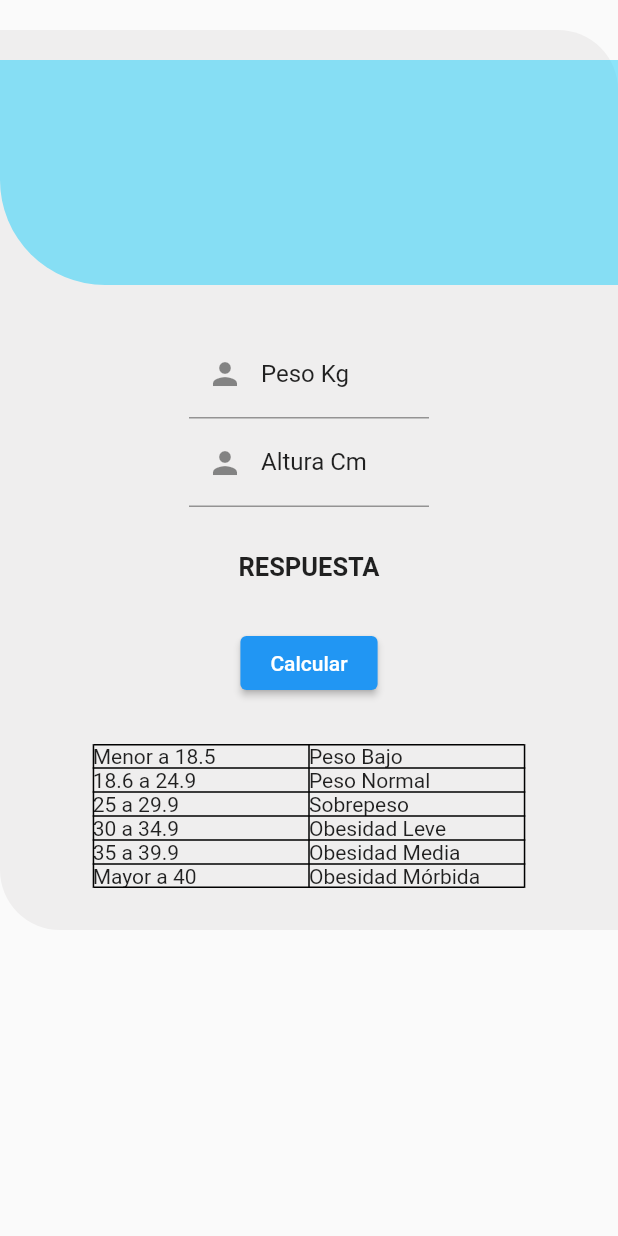
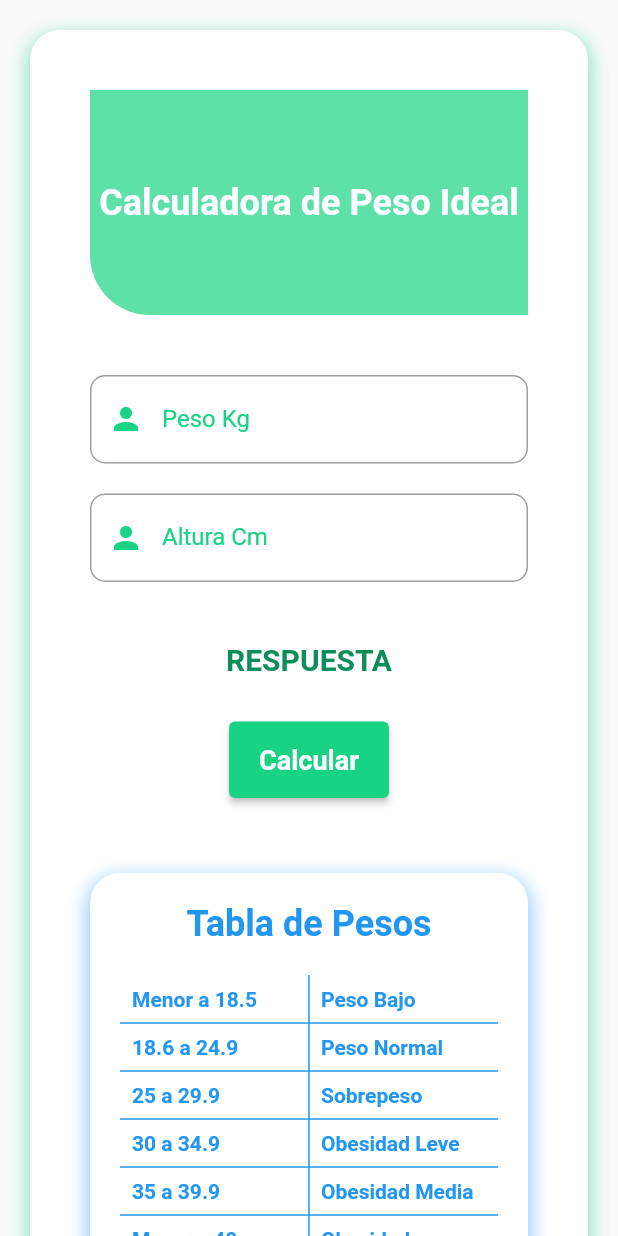
Before and after one commit to Chelo19/Practica_2_DisMov, a Flutter app: the screen it shows after launch, on a phone screen of 412 x 824 dp. Run offline on Flutter 3.47's test engine with Material 2 defaults, Android fonts, the phone set to English and light mode, and no system bars.

Commit message:
Diseño completo

```diff
--- a/lib/ui calculator/widgets/widgets_calculator.dart
+++ b/lib/ui calculator/widgets/widgets_calculator.dart
@@ -1,26 +1,27 @@
 import 'package:flutter/material.dart';
 
-class MyTextInput extends StatelessWidget{
+class MyTextInput extends StatelessWidget {
   MyTextInput({super.key, required this.inputController, required this.label});
 
   final TextEditingController inputController;
   final String label;
 
   @override
-  Widget build(BuildContext context){
-    return SizedBox(
+  Widget build(BuildContext context) {
+    return Container(
       width: 300,
-      child: Padding(
-        padding: const EdgeInsets.only(left: 70, right: 70),
+      margin: EdgeInsets.symmetric(horizontal: 20, vertical: 10),
       child: TextFormField(
         controller: inputController,
         keyboardType: TextInputType.number,
         decoration: InputDecoration(
-            border: const UnderlineInputBorder(),
-            prefixIcon: const Icon(Icons.person),
-            labelStyle: TextStyle(color: Colors.black87),
+          border: OutlineInputBorder(
+            borderSide: BorderSide(color: Colors.blue),
+            borderRadius: BorderRadius.circular(10),
+          ),
           labelText: label,
-          ),
+          labelStyle: TextStyle(color: Color.fromARGB(255, 25, 211, 133)),
+          prefixIcon: Icon(Icons.person, color: Color.fromARGB(255, 25, 211, 133)),
         ),
       ),
     );
@@ -30,15 +31,15 @@ class MyTextInput extends StatelessWidget{
 class MyText extends StatelessWidget {
   MyText({super.key, required this.text});
 
-  String text;
+  final String text;
 
   @override
   Widget build(BuildContext context) {
     return Text(
       text,
       style: TextStyle(
-        color: Colors.black87,
-        fontSize: 17,
+        color: Color.fromARGB(255, 13, 141, 88),
+        fontSize: 20,
         fontWeight: FontWeight.bold,
       ),
     );
@@ -56,13 +57,13 @@ class MyButton extends StatelessWidget {
     return ElevatedButton(
       onPressed: press,
       style: ElevatedButton.styleFrom(
-        backgroundColor: Colors.blue,
-        padding: EdgeInsets.symmetric(horizontal: 20, vertical: 10),
-        textStyle: const TextStyle(
+        primary: Color.fromARGB(255, 25, 211, 133),
+        padding: EdgeInsets.symmetric(horizontal: 20, vertical: 15),
+        textStyle: TextStyle(
           color: Colors.white,
-          fontSize: 14,
-          fontWeight: FontWeight.w500,
-        )
+          fontSize: 18,
+          fontWeight: FontWeight.bold,
+        ),
       ),
       child: lblText,
     );
@@ -71,38 +72,55 @@ class MyButton extends StatelessWidget {
 
 class MyContainer extends StatelessWidget {
   const MyContainer({super.key, required this.child});
+
   final Widget child;
 
   @override
   Widget build(BuildContext context) {
     return Container(
-      height: 600,
+      width: double.infinity,
+      padding: EdgeInsets.all(20),
+      margin: EdgeInsets.all(20),
+      decoration: BoxDecoration(
+        color: Colors.white,
+        borderRadius: BorderRadius.circular(20),
+        boxShadow: [
+          BoxShadow(
+            color:Color.fromARGB(255, 25, 211, 133).withOpacity(0.5),
+            blurRadius: 10,
+            spreadRadius: 2,
+            offset: Offset(0, 5),
+          ),
+        ],
+      ),
       child: child,
-      margin: EdgeInsets.only(top: 20),
-      decoration: BoxDecoration(
-        color: Color.fromARGB(31, 228, 226, 226).withOpacity(0.5),
-        borderRadius: BorderRadius.only(
-          topRight: Radius.circular(40),
-          bottomLeft: Radius.circular(40),
-        )
-      ),
     );
   }
 }
 
 class MyAppContainer extends StatelessWidget {
-  const MyAppContainer({super.key});
+  const MyAppContainer({Key? key}) : super(key: key);
 
   @override
   Widget build(BuildContext context) {
     return Container(
       height: 150,
-      margin: EdgeInsets.only(top: 20),
+      margin: EdgeInsets.only(top: 20, left: 20, right: 20),
       decoration: BoxDecoration(
-        color: Color.fromARGB(255, 29, 206, 250).withOpacity(0.5),
+        color: Color.fromARGB(255, 25, 211, 133).withOpacity(0.7),
         borderRadius: BorderRadius.only(
-          bottomLeft: Radius.circular(70),
-        )
+          bottomLeft: Radius.circular(40),
+        ),
+      ),
+      child: Center(
+        child: Text(
+          "Calculadora de Peso Ideal",
+          style: TextStyle(
+            fontSize: 24,
+            fontWeight: FontWeight.bold,
+            color: Colors.white, // Color del texto
+          ),
+        ),
       ),
     );
   }
@@ -112,35 +130,73 @@ class MyTable extends StatelessWidget {
   @override
   Widget build(BuildContext context) {
     return Container(
-      width: MediaQuery.of(context).size.width * 0.7,
-      child: Table(border: TableBorder.all(),
+      width: MediaQuery.of(context).size.width * 0.8,
+      padding: EdgeInsets.all(20),
+      margin: EdgeInsets.all(20),
+      decoration: BoxDecoration(
+        color: Colors.white,
+        borderRadius: BorderRadius.circular(20),
+        boxShadow: [
+          BoxShadow(
+            color: Colors.blue.withOpacity(0.5),
+            blurRadius: 10,
+            spreadRadius: 2,
+            offset: Offset(0, 5),
+          ),
+        ],
+      ),
+      child: Column(
         children: [
-        TableRow(children: [
-          Text('Menor a 18.5'),
-          Text('Peso Bajo'),
-        ]),
-        TableRow(children: [
-          Text('18.6 a 24.9'),
-          Text('Peso Normal'),
-        ]),
-        TableRow(children: [
-          Text('25 a 29.9'),
-          Text('Sobrepeso'),
-        ]),
-        TableRow(children: [
-          Text('30 a 34.9'),
-          Text('Obesidad Leve'),
-        ]),
-        TableRow(children: [
-          Text('35 a 39.9'),
-          Text('Obesidad Media'),
-        ]),
-        TableRow(children: [
-          Text('Mayor a 40'),
-          Text('Obesidad Mórbida'),
-        ]),
+          Text(
+            'Tabla de Pesos',
+            style: TextStyle(
+              fontSize: 24,
+              fontWeight: FontWeight.bold,
+              color: Colors.blue,
+            ),
+          ),
+          SizedBox(height: 20), // Espacio entre el título y la tabla
+          Table(
+            border: TableBorder(
+              horizontalInside: BorderSide(color: Colors.blue, width: 1.0),
+              verticalInside: BorderSide(color: Colors.blue, width: 1.0),
+            ),
+            children: [
+              _buildTableRow('Menor a 18.5', 'Peso Bajo'),
+              _buildTableRow('18.6 a 24.9', 'Peso Normal'),
+              _buildTableRow('25 a 29.9', 'Sobrepeso'),
+              _buildTableRow('30 a 34.9', 'Obesidad Leve'),
+              _buildTableRow('35 a 39.9', 'Obesidad Media'),
+              _buildTableRow('Mayor a 40', 'Obesidad Mórbida'),
+            ],
+          ),
         ],
       ),
     );
   }
+
+  TableRow _buildTableRow(String leftText, String rightText) {
+    return TableRow(
+      children: [
+        TableCell(
+          child: Padding(
+            padding: const EdgeInsets.all(8.0),
+            child: Text(
+              leftText,
+              style: TextStyle(fontWeight: FontWeight.bold, color: Colors.blue),
+            ),
+          ),
+        ),
+        TableCell(
+          child: Padding(
+            padding: const EdgeInsets.all(8.0),
+            child: Text(
+              rightText,
+              style: TextStyle(fontWeight: FontWeight.bold, color: Colors.blue),
+            ),
+          ),
+        ),
+      ],
+    );
   }
+}
```
Lines whose indentation alone changed are shown as unchanged.
